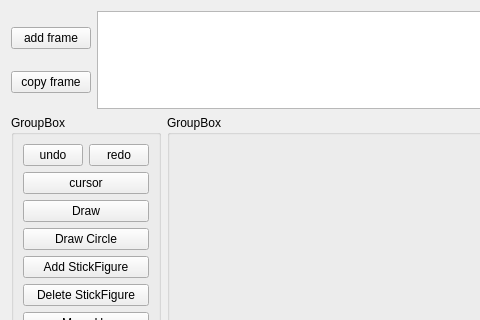
This is widget.ui in Argasio/marionettaPlus as Qt 5 draws it before an edit; both pictures show x 0 to 480 and y 0 to 320 of the 884 by 728 pixel window. The edited form follows.
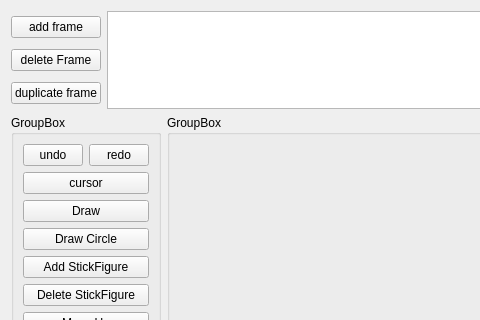
This is the edited form.

The edit to the form file:
```diff
--- a/widget.ui
+++ b/widget.ui
@@ -33,10 +33,17 @@
            </property>
           </widget>
          </item>
+         <item>
+          <widget class="QPushButton" name="deleteFrameBtn">
+           <property name="text">
+            <string>delete Frame</string>
+           </property>
+          </widget>
+         </item>
          <item>
           <widget class="QPushButton" name="copyFrame">
            <property name="text">
-            <string>copy frame</string>
+            <string>duplicate frame</string>
            </property>
           </widget>
          </item>
```
